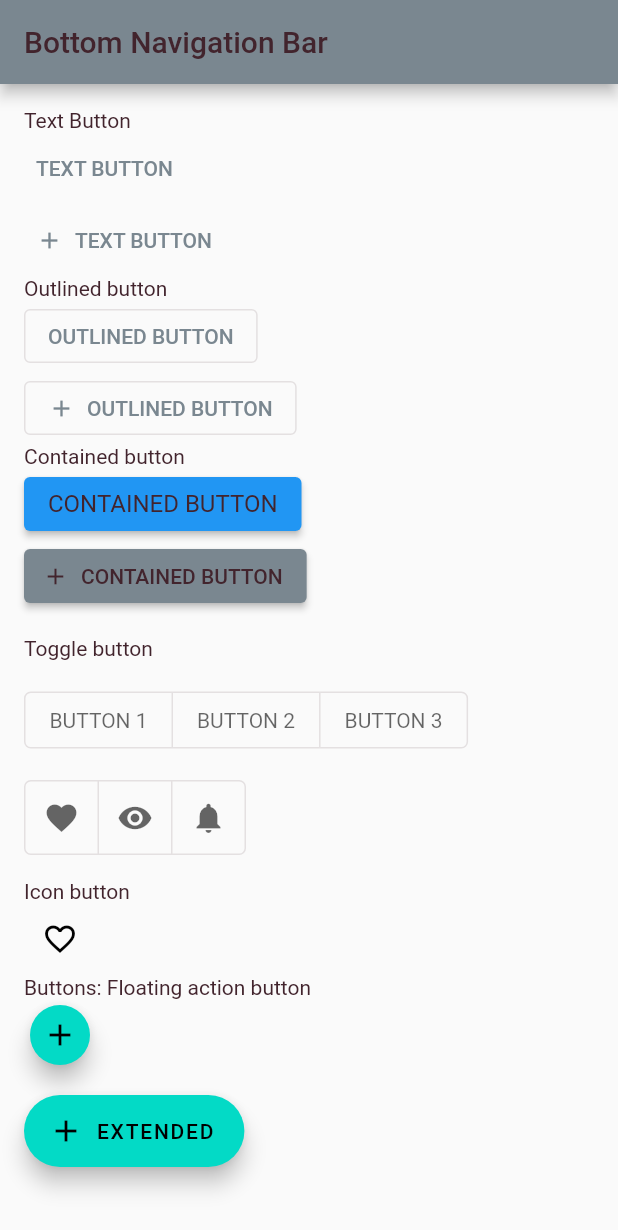
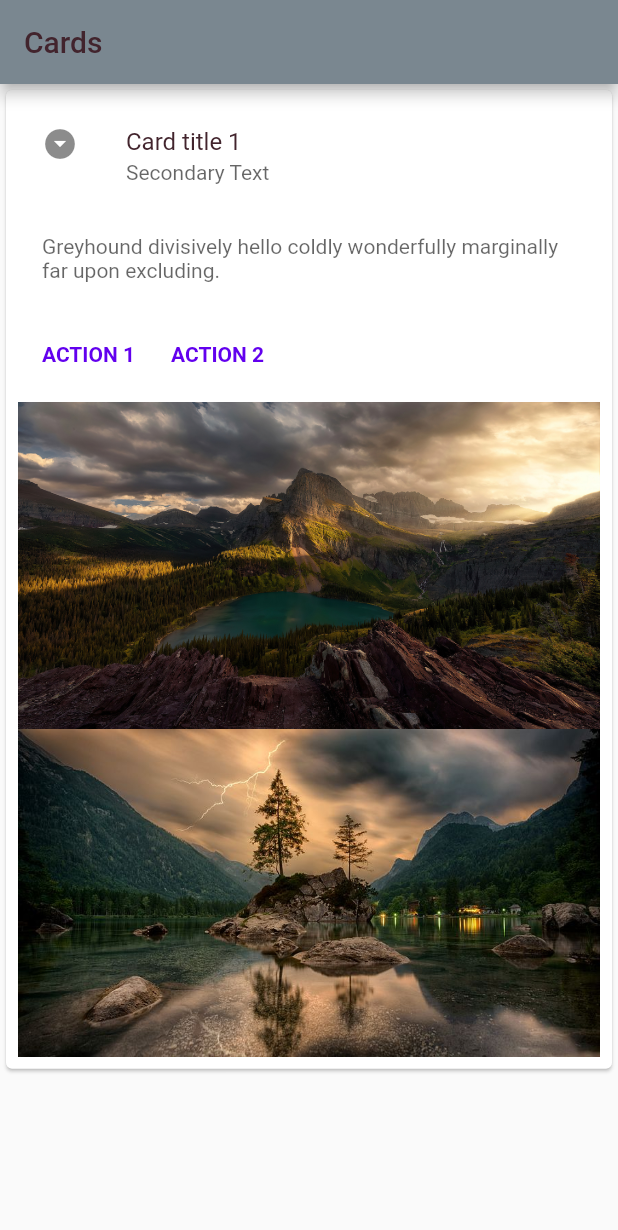
Before and after one commit to techkush/flutter_reference, a Flutter app: the screen it shows after launch, on a phone screen of 412 x 824 dp. Shown: the top 1230 px of the screen. Run offline on Flutter 3.47's test engine with Material 2 defaults, Android fonts, the phone set to English and light mode, and no system bars; Roboto replaces fonts that are missing (Rubik).

Commit message:
card design

```diff
--- a/lib/components/buttons.dart
+++ b/lib/components/buttons.dart
@@ -17,7 +17,7 @@ class _ButtonWidgetScreenState extends State<ButtonWidgetScreen> {
   @override
   Widget build(BuildContext context) {
     return Scaffold(
-      appBar: AppBar(title: const Text('Bottom Navigation Bar'),),
+      appBar: AppBar(title: const Text('Buttons'),),
       body: SingleChildScrollView(
         child: Padding(
           padding: const EdgeInsets.all(16.0),
--- /dev/null
+++ b/lib/components/cards.dart
@@ -0,0 +1,70 @@
+import 'package:flutter/material.dart';
+import 'package:flutter_reference/main.dart';
+
+class CardsWidgetScreen extends StatefulWidget {
+  const CardsWidgetScreen({Key? key}) : super(key: key);
+
+  @override
+  _CardsWidgetScreenState createState() => _CardsWidgetScreenState();
+}
+
+class _CardsWidgetScreenState extends State<CardsWidgetScreen> {
+  @override
+  Widget build(BuildContext context) {
+    return Scaffold(
+      appBar: AppBar(title: const Text('Cards'),),
+      body: SingleChildScrollView(
+        child: Column(
+          children: [
+            Card(
+              clipBehavior: Clip.antiAlias,
+              child: Padding(
+                padding: const EdgeInsets.all(8.0),
+                child: Column(
+                  children: [
+                    ListTile(
+                      leading: const Icon(Icons.arrow_drop_down_circle),
+                      title: const Text('Card title 1'),
+                      subtitle: Text(
+                        'Secondary Text',
+                        style: TextStyle(color: Colors.black.withOpacity(0.6)),
+                      ),
+                    ),
+                    Padding(
+                      padding: const EdgeInsets.all(16.0),
+                      child: Text(
+                        'Greyhound divisively hello coldly wonderfully marginally far upon excluding.',
+                        style: TextStyle(color: Colors.black.withOpacity(0.6)),
+                      ),
+                    ),
+                    ButtonBar(
+                      alignment: MainAxisAlignment.start,
+                      children: [
+                        TextButton(
+                          onPressed: () {
+                            // Perform some action
+                          },
+                          child: const Text('ACTION 1', style: buttonTextStyleActive,),
+                        ),
+                        TextButton(
+                          onPressed: () {
+                            // Perform some action
+                          },
+                          child: const Text('ACTION 2', style: buttonTextStyleActive,),
+                        ),
+                      ],
+                    ),
+                    Image.asset('assets/images/image1.jpeg'),
+                    Image.asset('assets/images/image2.jpeg'),
+
+
+                  ],
+                ),
+              ),
+            ),
+          ],
+        ),
+      ),
+    );
+  }
+}
--- a/lib/main.dart
+++ b/lib/main.dart
@@ -3,6 +3,7 @@ import 'package:flutter_reference/components/app_bars.dart';
 import 'package:flutter_reference/components/banners.dart';
 import 'package:flutter_reference/components/bottom_navigation.dart';
 import 'package:flutter_reference/components/buttons.dart';
+import 'package:flutter_reference/components/cards.dart';
 
 
 void main() {
@@ -18,7 +19,7 @@ class MyApp extends StatelessWidget {
       title: 'Flutter Reference',
       theme: _buildShrineTheme(),
       debugShowCheckedModeBanner: false,
-      home: const ButtonWidgetScreen(),
+      home: const CardsWidgetScreen(),
     );
   }
 }
@@ -55,7 +56,7 @@ TextTheme _buildShrineTextTheme(TextTheme base) {
       );
 }
 
-const TextStyle buttonTextStyleActive = TextStyle(color: shrineBrown600, fontWeight: FontWeight.bold);
+const TextStyle buttonTextStyleActive = TextStyle(color: Color(0xFF6200EE), fontWeight: FontWeight.bold);
 
 const ColorScheme _shrineColorScheme = ColorScheme(
   primary: shrinePink100,
--- a/pubspec.yaml
+++ b/pubspec.yaml
@@ -58,9 +58,9 @@ flutter:
   uses-material-design: true
 
   # To add assets to your application, add an assets section, like this:
-  # assets:
-  #   - images/a_dot_burr.jpeg
-  #   - images/a_dot_ham.jpeg
+  assets:
+    - assets/images/image1.jpeg
+    - assets/images/image2.jpeg
 
   # An image asset can refer to one or more resolution-specific "variants", see
   # https://flutter.dev/assets-and-images/#resolution-aware.
```
Also changed, not shown: assets/images/image1.jpeg (added), assets/images/image2.jpeg (added).
